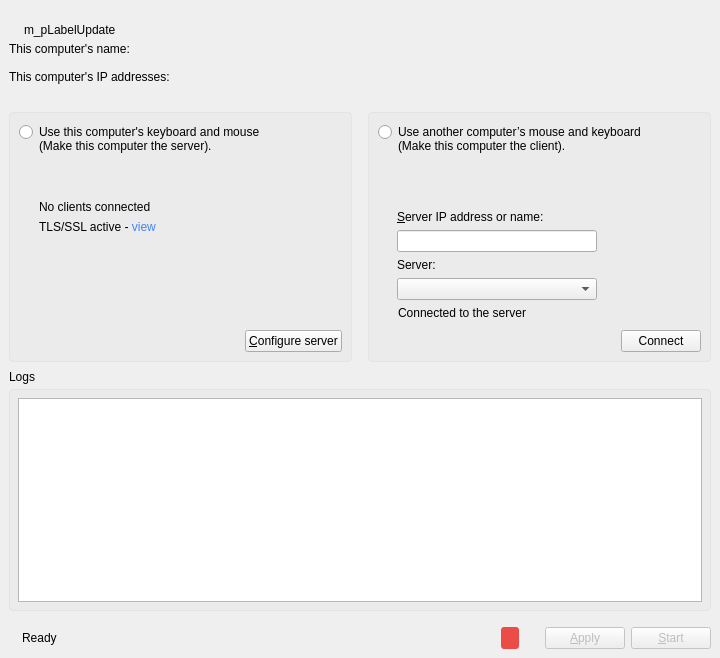
deskflow/deskflow, file src/gui/src/MainWindowBase.ui: the form before one commit.
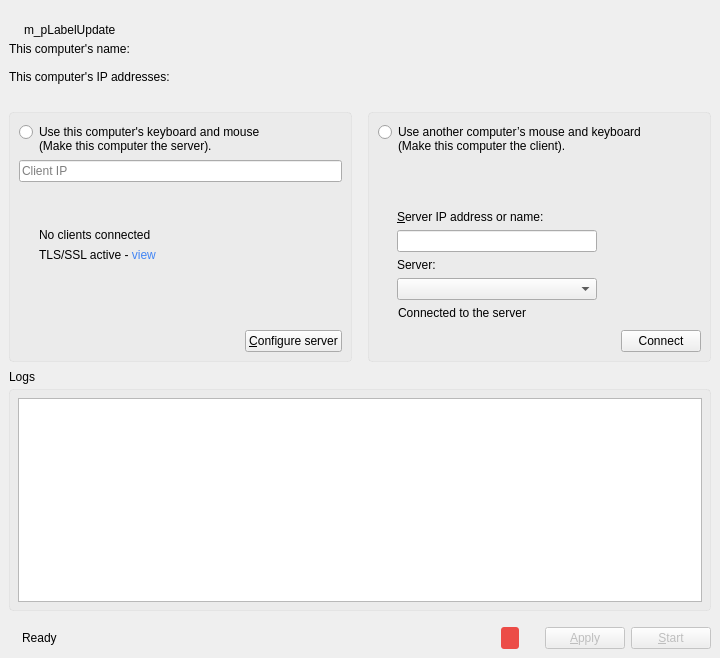
The form after the commit. Icons and pictures are not drawn. Custom widgets are drawn as their Qt base class.

Diff of the .ui file:
```diff
--- a/src/gui/src/MainWindowBase.ui
+++ b/src/gui/src/MainWindowBase.ui
@@ -233,6 +233,13 @@
             </property>
            </widget>
           </item>
+          <item>
+           <widget class="QLineEdit" name="m_pLineEditClientIp">
+            <property name="placeholderText">
+             <string>Client IP</string>
+            </property>
+           </widget>
+          </item>
           <item>
            <spacer name="verticalSpacer">
             <property name="orientation">
```
Left out of the diff: 1 changed line with no effect on the pictures.
